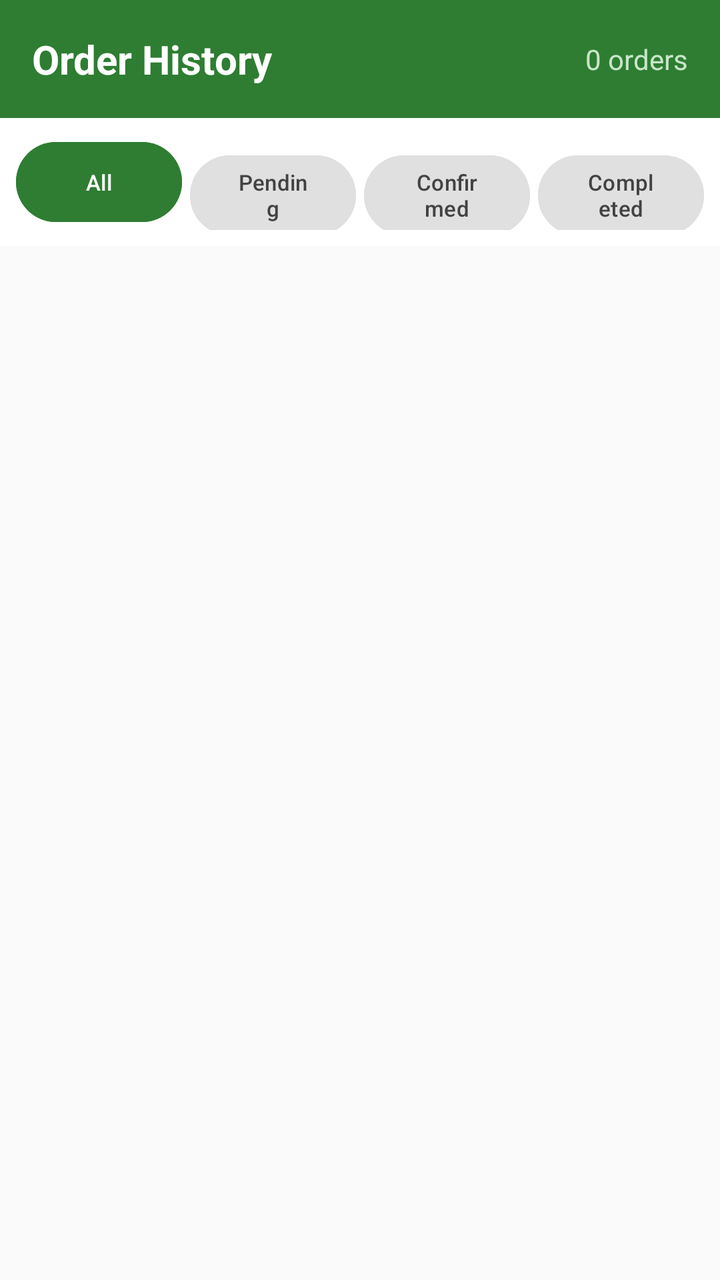
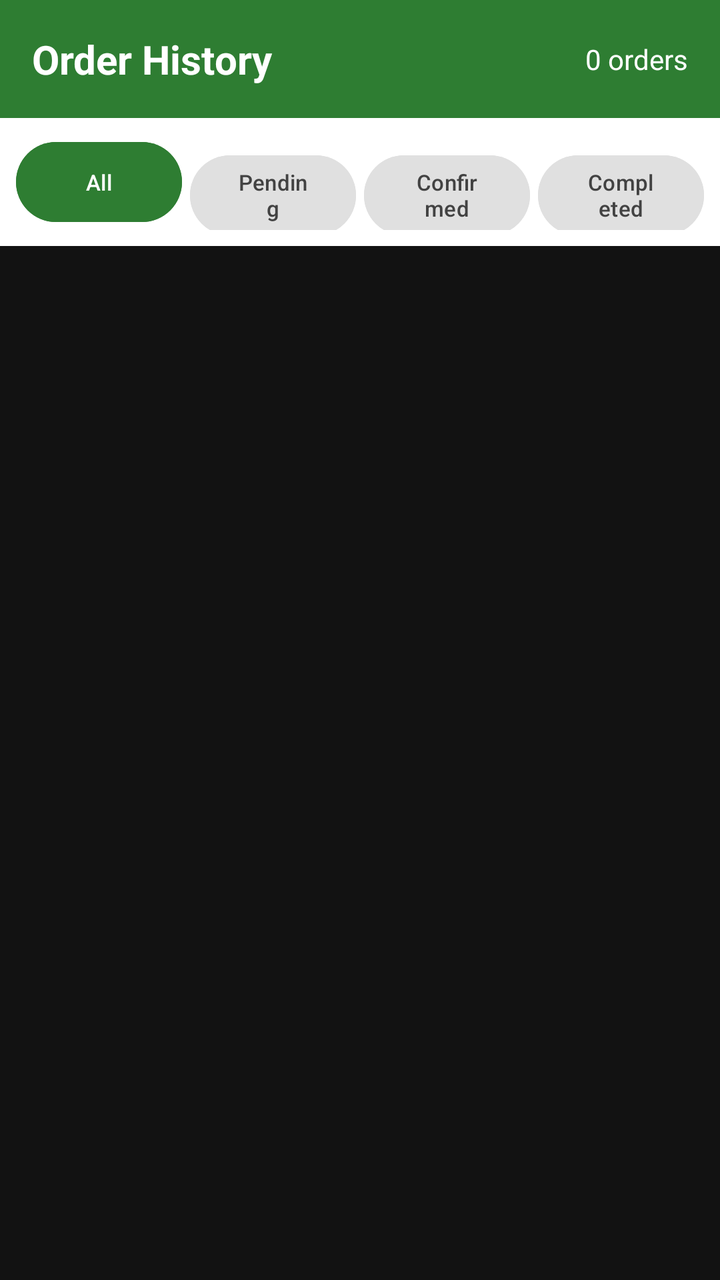

Before-and-after screenshots of an Android layout around one commit, followed by the original layout XML and the change that was made.
<!-- AndroidManifest.xml: application theme Theme.CampusCycle -->
<!-- res/layout/activity_order_history.xml -->
<?xml version="1.0" encoding="utf-8"?>
<LinearLayout xmlns:android="http://schemas.android.com/apk/res/android"
    android:layout_width="match_parent"
    android:layout_height="match_parent"
    android:orientation="vertical"
    android:background="#FAFAFA">

    <LinearLayout
        android:layout_width="match_parent"
        android:layout_height="wrap_content"
        android:background="#2E7D32"
        android:padding="16dp"
        android:gravity="center_vertical"
        android:orientation="horizontal">

        <TextView
            android:layout_width="0dp"
            android:layout_height="wrap_content"
            android:layout_weight="1"
            android:text="Order History"
            android:textColor="#FFFFFF"
            android:textSize="20sp"
            android:textStyle="bold"/>

        <TextView
            android:id="@+id/tvOrderCount"
            android:layout_width="wrap_content"
            android:layout_height="wrap_content"
            android:text="0 orders"
            android:textColor="#C8E6C9"
            android:textSize="14sp"/>
    </LinearLayout>

    <LinearLayout
        android:layout_width="match_parent"
        android:layout_height="wrap_content"
        android:orientation="horizontal"
        android:background="#FFFFFF"
        android:padding="8dp">

        <Button
            android:id="@+id/btnFilterAll"
            android:layout_width="0dp"
            android:layout_height="wrap_content"
            android:layout_weight="1"
            android:text="All"
            android:backgroundTint="#2E7D32"
            android:textColor="#FFFFFF"
            android:textSize="11sp"
            android:layout_marginEnd="4dp"/>

        <Button
            android:id="@+id/btnFilterPending"
            android:layout_width="0dp"
            android:layout_height="wrap_content"
            android:layout_weight="1"
            android:text="Pending"
            android:backgroundTint="#E0E0E0"
            android:textColor="#424242"
            android:textSize="11sp"
            android:layout_marginEnd="4dp"/>

        <Button
            android:id="@+id/btnFilterConfirmed"
            android:layout_width="0dp"
            android:layout_height="wrap_content"
            android:layout_weight="1"
            android:text="Confirmed"
            android:backgroundTint="#E0E0E0"
            android:textColor="#424242"
            android:textSize="11sp"
            android:layout_marginEnd="4dp"/>

        <Button
            android:id="@+id/btnFilterCompleted"
            android:layout_width="0dp"
            android:layout_height="wrap_content"
            android:layout_weight="1"
            android:text="Completed"
            android:backgroundTint="#E0E0E0"
            android:textColor="#424242"
            android:textSize="11sp"/>
    </LinearLayout>

    
    <ListView
        android:id="@+id/lvOrders"
        android:layout_width="match_parent"
        android:layout_height="0dp"
        android:layout_weight="1"
        android:divider="#E0E0E0"
        android:dividerHeight="1dp"
        android:padding="8dp"/>

    <TextView
        android:id="@+id/tvEmpty"
        android:layout_width="match_parent"
        android:layout_height="wrap_content"
        android:text="No orders yet.\nStart shopping in the Marketplace!"
        android:gravity="center"
        android:textColor="#9E9E9E"
        android:textSize="15sp"
        android:padding="40dp"
        android:visibility="gone"/>

</LinearLayout>
<!-- resources referenced by this layout -->
<resources>
  <style name="Theme.CampusCycle" parent="Base.Theme.CampusCycle" />
  <style name="Base.Theme.CampusCycle" parent="Theme.Material3.DayNight.NoActionBar">
          
          
      </style>
</resources>

<!-- the commit's change to res/layout/activity_order_history.xml (unified diff, before → after) -->
@@ -3,7 +3,7 @@
     android:layout_width="match_parent"
     android:layout_height="match_parent"
     android:orientation="vertical"
-    android:background="#FAFAFA">
+    android:background="@color/background">
 
     <LinearLayout
         android:layout_width="match_parent"
@@ -18,7 +18,7 @@
             android:layout_height="wrap_content"
             android:layout_weight="1"
             android:text="Order History"
-            android:textColor="#FFFFFF"
+            android:textColor="@color/textPrimary"
             android:textSize="20sp"
             android:textStyle="bold"/>
 
@@ -27,7 +27,7 @@
             android:layout_width="wrap_content"
             android:layout_height="wrap_content"
             android:text="0 orders"
-            android:textColor="#C8E6C9"
+            android:textColor="@color/textPrimary"
             android:textSize="14sp"/>
     </LinearLayout>
 
@@ -82,7 +82,6 @@
             android:textSize="11sp"/>
     </LinearLayout>
 
-    
     <ListView
         android:id="@+id/lvOrders"
         android:layout_width="match_parent"
@@ -98,7 +97,7 @@
         android:layout_height="wrap_content"
         android:text="No orders yet.\nStart shopping in the Marketplace!"
         android:gravity="center"
-        android:textColor="#9E9E9E"
+        android:textColor="@color/textPrimary"
         android:textSize="15sp"
         android:padding="40dp"
         android:visibility="gone"/>
<!-- resource entries referenced after the edit -->
@@ -1,9 +1,14 @@
 <!-- resources referenced by this layout -->
 <resources>
-  <style name="Theme.CampusCycle" parent="Base.Theme.CampusCycle" />
-  <style name="Base.Theme.CampusCycle" parent="Theme.Material3.DayNight.NoActionBar">
-          
-          
+  <color name="background">#121212</color>
+  <color name="textPrimary">#FFFFFF</color>
+  <style name="Theme.CampusCycle" parent="Theme.Material3.Dark.NoActionBar">
+          <item name="colorPrimary">@color/primary</item>
+          <item name="colorPrimaryVariant">@color/primaryDark</item>
+          <item name="colorSecondary">@color/accent</item>
       </style>
+  <color name="primary">#5E35B1</color>
+  <color name="primaryDark">#4527A0</color>
+  <color name="accent">#42A5F5</color>
 </resources>
 
